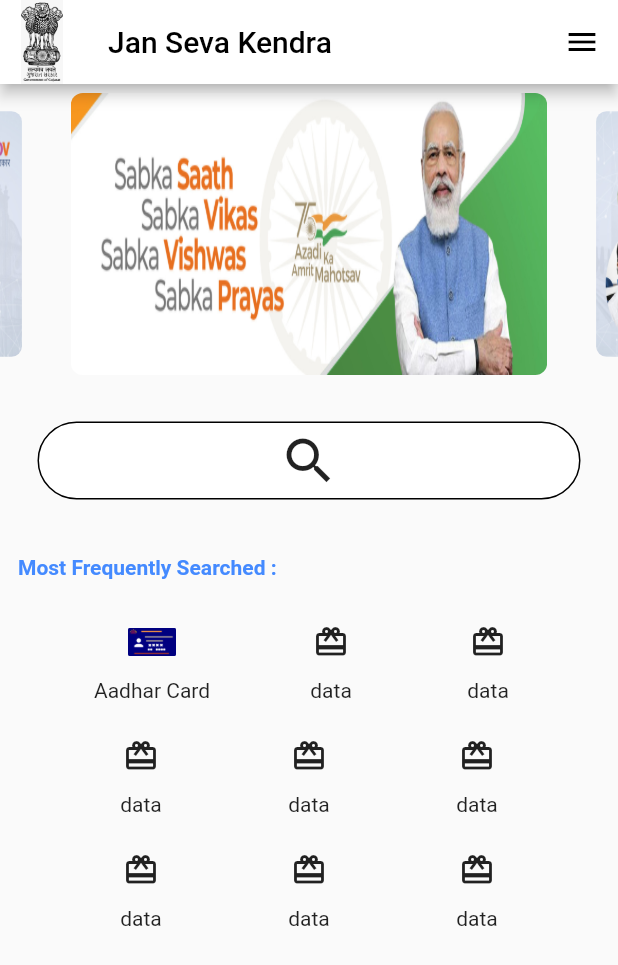
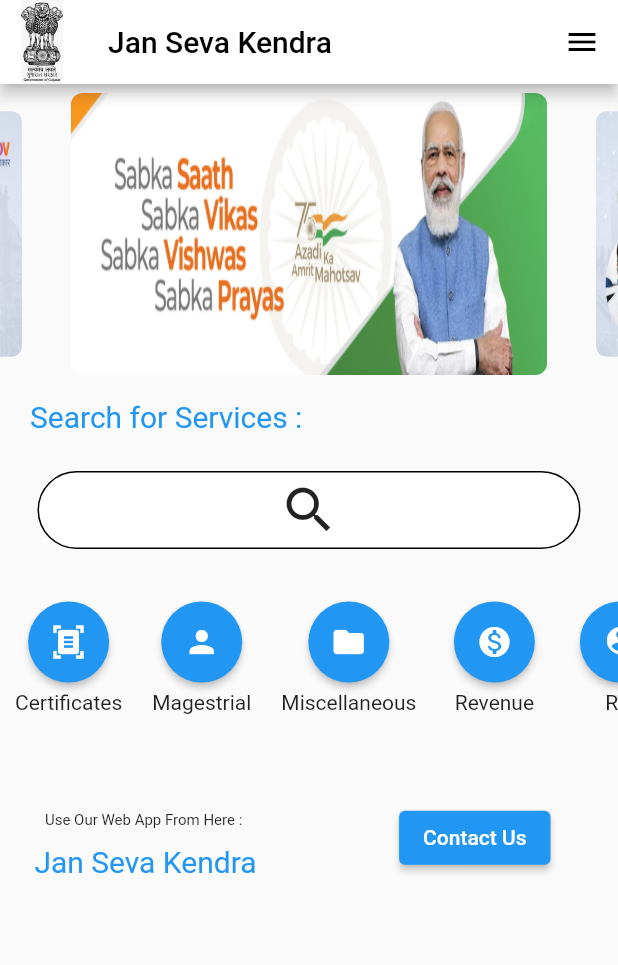
Before and after one commit to ParthBhuva97/Jan-Seva-Kendra-App, a Flutter app: the screen it shows after launch, on a phone screen of 412 x 824 dp. Shown: the top 965 px of the screen. Run offline on Flutter 3.47's test engine with Material 2 defaults, Android fonts, the phone set to English and light mode, and no system bars; drawn by our look-alikes of carousel_slider; our stand-ins replace cloud_firestore, firebase_auth, firebase_core, flutter_neumorphic, font_awesome_flutter, glassmorphism; missing offline and left inert: circle_bottom_navigation_bar; accounts and stored records are empty.

Commit message:
List of Documents Displayed to User and UI Changes

```diff
--- a/lib/Login.dart
+++ b/lib/Login.dart
@@ -37,16 +37,24 @@
           // Important: Remove any padding from the ListView.
           padding: EdgeInsets.zero,
           children: [
-            const DrawerHeader(
+            DrawerHeader(
               decoration: BoxDecoration(
                 color: Colors.green,
               ),
               child: Center(
-                child: Text(
-                  'Hello Admin',
-                  style: TextStyle(color: Colors.black),
-                ),
-              ),
+                  child: Column(
+                children: [
+                  Icon(
+                    Icons.person,
+                    size: 75.0,
+                    color: Color.fromARGB(255, 223, 221, 221),
+                  ),
+                  Text(
+                    'Welcome, Admin',
+                    style: TextStyle(color: Colors.white),
+                  ),
+                ],
+              )),
             ),
             ListTile(
               leading: const Icon(
--- a/lib/documents_list.dart
+++ b/lib/documents_list.dart
@@ -15,8 +15,13 @@
 
 class _DocumentsState extends State<Documents> {
   @override
+  void initState() {
+    super.initState();
+    getDocuments(widget.cName, widget.docName);
+  }
+
+  @override
   Widget build(BuildContext context) {
-    final cName = ModalRoute.of(context)!.settings.arguments;
     return Scaffold(
       appBar: AppBar(
         leading: Builder(
@@ -44,21 +49,20 @@
       ),
       body: Container(
         margin: EdgeInsets.all(20.0),
-        // child: ListView.builder(
-        //   itemCount: documentsList.length,
-        //   itemBuilder: (context, position) {
-        //     return Card(
-        //       child: Padding(
-        //         padding: const EdgeInsets.all(20.0),
-        //         child: Text(
-        //           documentsList[position],
-        //           style: TextStyle(fontSize: 22.0),
-        //         ),
-        //       ),
-        //     );
-        //   },
-        // ),
-        child: Text(cName.toString()),
+        child: ListView.builder(
+          itemCount: documentsList.length,
+          itemBuilder: (context, position) {
+            return Card(
+              child: Padding(
+                padding: const EdgeInsets.all(20.0),
+                child: Text(
+                  documentsList[position],
+                  style: TextStyle(fontSize: 22.0),
+                ),
+              ),
+            );
+          },
+        ),
       ),
     );
   }
--- a/lib/main.dart
+++ b/lib/main.dart
@@ -5,7 +5,10 @@
 import 'package:jsk_app/info_menu.dart';
 import 'package:jsk_app/login.dart';
 import 'package:firebase_core/firebase_core.dart';
+import 'package:url_launcher/url_launcher.dart';
 // ignore_for_file: prefer_const_constructors
+
+final Uri _url = Uri.parse('https://ahmedabad.gujarat.gov.in/jan-seva-kendra');
 
 Future main() async {
   WidgetsFlutterBinding.ensureInitialized();
@@ -65,16 +68,24 @@
           // Important: Remove any padding from the ListView.
           padding: EdgeInsets.zero,
           children: [
-            const DrawerHeader(
+            DrawerHeader(
               decoration: BoxDecoration(
-                color: Colors.green,
+                color: Colors.blue,
               ),
               child: Center(
-                child: Text(
-                  'Hello User',
-                  style: TextStyle(color: Colors.black),
+                  child: Column(
+                children: [
+                  Icon(
+                    Icons.person,
+                    size: 75.0,
+                    color: Color.fromARGB(255, 223, 221, 221),
                   ),
+                  Text(
+                    'Welcome, User',
+                    style: TextStyle(color: Colors.white),
                   ),
+                ],
+              )),
             ),
             ListTile(
               leading: const Icon(
@@ -152,6 +163,14 @@
               ],
             ),
           ),
+          Container(
+            alignment: Alignment.centerLeft,
+            margin: EdgeInsets.only(top: 10.0, left: 20.0),
+            child: Text(
+              "Search for Services :",
+              style: TextStyle(color: Colors.blue, fontSize: 20.0),
+            ),
+          ),
           GestureDetector(
             onTap: () {
               showSearch(context: context, delegate: DataSearch());
@@ -182,126 +201,183 @@
             ),
           ),
           Container(
-            alignment: FractionalOffset.centerLeft,
-            margin: const EdgeInsets.all(12.0),
-            child: const Text(
-              'Most Frequently Searched : ',
-              style: TextStyle(
-                  color: Colors.blueAccent, fontWeight: FontWeight.bold),
+            width: double.infinity,
+            height: 120.0,
+            child: ListView(
+              scrollDirection: Axis.horizontal,
+              children: [
+                Container(
+                  margin: EdgeInsets.all(10.0),
+                  child: Column(
+                    children: [
+                      ElevatedButton(
+                        onPressed: () {},
+                        child: Icon(Icons.document_scanner),
+                        style: ElevatedButton.styleFrom(
+                            shape: CircleBorder(),
+                            padding: EdgeInsets.all(15),
+                            backgroundColor: Colors.blue,
+                            foregroundColor: Colors.white),
+                      ),
+                      Container(
+                          margin: EdgeInsets.only(top: 5),
+                          child: Text("Certificates"))
+                    ],
                   ),
                 ),
                 Container(
-            margin: EdgeInsets.all(6.0),
-            alignment: FractionalOffset.center,
+                  margin: EdgeInsets.all(10.0),
+                  child: Column(
+                    children: [
+                      ElevatedButton(
+                        onPressed: () {},
+                        child: Icon(Icons.person),
+                        style: ElevatedButton.styleFrom(
+                            shape: CircleBorder(),
+                            padding: EdgeInsets.all(15),
+                            backgroundColor: Colors.blue,
+                            foregroundColor: Colors.white),
+                      ),
+                      Container(
+                          margin: EdgeInsets.only(top: 5),
+                          child: Text("Magestrial"))
+                    ],
+                  ),
+                ),
+                Container(
+                  margin: EdgeInsets.all(10.0),
+                  child: Column(
+                    children: [
+                      ElevatedButton(
+                        onPressed: () {},
+                        child: Icon(Icons.folder),
+                        style: ElevatedButton.styleFrom(
+                            shape: CircleBorder(),
+                            padding: EdgeInsets.all(15),
+                            backgroundColor: Colors.blue,
+                            foregroundColor: Colors.white),
+                      ),
+                      Container(
+                          margin: EdgeInsets.only(top: 5),
+                          child: Text("Miscellaneous"))
+                    ],
+                  ),
+                ),
+                Container(
+                  margin: EdgeInsets.all(10.0),
+                  child: Column(
+                    children: [
+                      ElevatedButton(
+                        onPressed: () {},
+                        child: Icon(Icons.monetization_on_sharp),
+                        style: ElevatedButton.styleFrom(
+                            shape: CircleBorder(),
+                            padding: EdgeInsets.all(15),
+                            backgroundColor: Colors.blue,
+                            foregroundColor: Colors.white),
+                      ),
+                      Container(
+                          margin: EdgeInsets.only(top: 5),
+                          child: Text("Revenue"))
+                    ],
+                  ),
+                ),
+                Container(
+                  margin: EdgeInsets.all(10.0),
+                  child: Column(
+                    children: [
+                      ElevatedButton(
+                        onPressed: () {},
+                        child: Icon(Icons.person_pin),
+                        style: ElevatedButton.styleFrom(
+                            shape: CircleBorder(),
+                            padding: EdgeInsets.all(15),
+                            backgroundColor: Colors.blue,
+                            foregroundColor: Colors.white),
+                      ),
+                      Container(
+                          margin: EdgeInsets.only(top: 5), child: Text("RTI"))
+                    ],
+                  ),
+                ),
+                Container(
+                  margin: EdgeInsets.all(10.0),
+                  child: Column(
+                    children: [
+                      ElevatedButton(
+                        onPressed: () {},
+                        child: Icon(Icons.security),
+                        style: ElevatedButton.styleFrom(
+                            shape: CircleBorder(),
+                            padding: EdgeInsets.all(15),
+                            backgroundColor: Colors.blue,
+                            foregroundColor: Colors.white),
+                      ),
+                      Container(
+                          margin: EdgeInsets.only(top: 5),
+                          child: Text("Social Security"))
+                    ],
+                  ),
+                ),
+                Container(
+                  margin: EdgeInsets.all(10.0),
+                  child: Column(
+                    children: [
+                      ElevatedButton(
+                        onPressed: () {},
+                        child: Icon(Icons.support_outlined),
+                        style: ElevatedButton.styleFrom(
+                            shape: CircleBorder(),
+                            padding: EdgeInsets.all(15),
+                            backgroundColor: Colors.blue,
+                            foregroundColor: Colors.white),
+                      ),
+                      Container(
+                          margin: EdgeInsets.only(top: 5),
+                          child: Text("Supply"))
+                    ],
+                  ),
+                ),
+              ],
+            ),
+          ),
+          Container(
+            margin: EdgeInsets.all(20.0),
+            width: double.infinity,
             child: Row(
-                mainAxisAlignment: MainAxisAlignment.spaceEvenly,
+              mainAxisAlignment: MainAxisAlignment.spaceBetween,
               children: [
                 Column(
                   children: [
-                      IconButton(
-                        onPressed: () {},
-                        icon: new Tab(
-                          icon: new Image.asset("assets/images/AadharCard.png"),
+                    Container(
+                      margin: EdgeInsets.all(10.0),
+                      child: Text(
+                        "Use Our Web App From Here : ",
+                        style: TextStyle(fontSize: 10.0),
                       ),
                     ),
-                      Text('Aadhar Card'),
+                    GestureDetector(
+                      onTap: () {
+                        _launchUrl();
+                      },
+                      child: Text("Jan Seva Kendra",
+                          style: TextStyle(fontSize: 20.0, color: Colors.blue)),
+                    ),
                   ],
                 ),
-                  Column(
+                Container(
+                  margin: EdgeInsets.only(right: 25.0),
+                  child: Column(
+                    mainAxisAlignment: MainAxisAlignment.center,
+                    crossAxisAlignment: CrossAxisAlignment.center,
                     children: [
-                      IconButton(
-                        onPressed: () {
-                          // Navigator.push(
-                          //     context,
-                          //     MaterialPageRoute(
-                          //       builder: (BuildContext context) => Info(),
-                          //     ));
-                        },
-                        icon: Icon(Icons.card_giftcard),
-                      ),
-                      Text('data')
+                      ElevatedButton(
+                          onPressed: () {}, child: Text("Contact Us")),
                     ],
                   ),
-                  Column(
-                    children: [
-                      IconButton(
-                        onPressed: () {},
-                        icon: Icon(Icons.card_giftcard),
-                      ),
-                      Text('data')
+                )
               ],
             ),
-                ]),
-          ),
-          Container(
-            margin: EdgeInsets.all(6.0),
-            alignment: FractionalOffset.center,
-            child: Row(
-                mainAxisAlignment: MainAxisAlignment.spaceEvenly,
-                children: [
-                  Column(
-                    children: [
-                      IconButton(
-                        onPressed: () {},
-                        icon: Icon(Icons.card_giftcard),
-                      ),
-                      Text('data'),
-                    ],
-                  ),
-                  Column(
-                    children: [
-                      IconButton(
-                        onPressed: () {},
-                        icon: Icon(Icons.card_giftcard),
-                      ),
-                      Text('data')
-                    ],
-                  ),
-                  Column(
-                    children: [
-                      IconButton(
-                        onPressed: () {},
-                        icon: Icon(Icons.card_giftcard),
-                      ),
-                      Text('data')
-                    ],
-                  ),
-                ]),
-          ),
-          Container(
-            margin: EdgeInsets.all(6.0),
-            alignment: FractionalOffset.center,
-            child: Row(
-                mainAxisAlignment: MainAxisAlignment.spaceEvenly,
-                children: [
-                  Column(
-                    children: [
-                      IconButton(
-                        onPressed: () {},
-                        icon: Icon(Icons.card_giftcard),
-                      ),
-                      Text('data'),
-                    ],
-                  ),
-                  Column(
-                    children: [
-                      IconButton(
-                        onPressed: () {},
-                        icon: Icon(Icons.card_giftcard),
-                      ),
-                      Text('data')
-                    ],
-                  ),
-                  Column(
-                    children: [
-                      IconButton(
-                        onPressed: () {},
-                        icon: Icon(Icons.card_giftcard),
-                      ),
-                      Text('data')
-                    ],
-                  ),
-                ]),
           ),
         ],
       ),
@@ -406,3 +482,9 @@
     );
   }
 }
+
+Future<void> _launchUrl() async {
+  if (!await launchUrl(_url)) {
+    throw 'Could not launch $_url';
+  }
+}
--- a/pubspec.yaml
+++ b/pubspec.yaml
@@ -44,6 +44,7 @@
   firebase_core: ^1.23.0
   cloud_firestore: ^3.4.9
   circle_bottom_navigation_bar: ^1.0.0
+  url_launcher: ^6.1.6
 
 dev_dependencies:
   flutter_test:
```
Also changed, not shown: pubspec.lock, 6 other files. Lines whose indentation alone changed are shown as unchanged.
